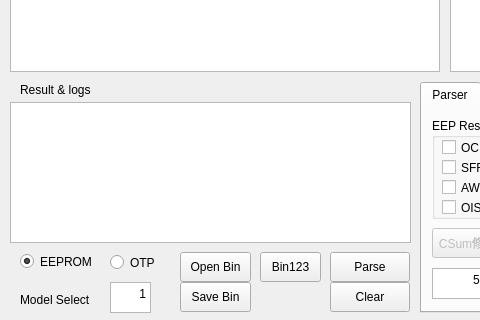
Before: the Qt Designer form Widget6.ui in ybb0001/Widget6, drawn with Qt 5; both pictures show x 0 to 480 and y 448 to 768 of the 889 by 768 pixel window.
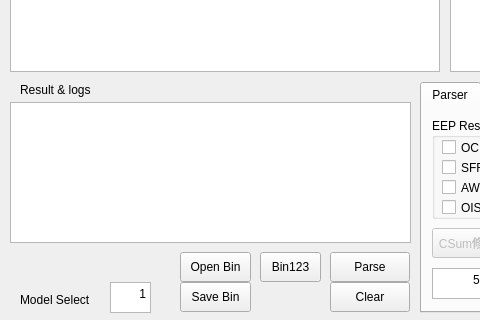
After: the same form once the commit is applied. The open tabs and pages were chosen to show the change.

What changed in the file:
```diff
--- a/Widget6.ui
+++ b/Widget6.ui
@@ -1888,19 +1888,6 @@
     <bool>false</bool>
    </property>
   </widget>
-  <widget class="QRadioButton" name="dataType_OTP">
-   <property name="geometry">
-    <rect>
-     <x>110</x>
-     <y>700</y>
-     <width>81</width>
-     <height>21</height>
-    </rect>
-   </property>
-   <property name="text">
-    <string>OTP</string>
-   </property>
-  </widget>
   <widget class="QLabel" name="label_4">
    <property name="geometry">
     <rect>
@@ -1937,22 +1924,6 @@
 &lt;p align=&quot;right&quot; style=&quot; margin-top:0px; margin-bottom:0px; margin-left:0px; margin-right:0px; -qt-block-indent:0; text-indent:0px;&quot;&gt;1&lt;/p&gt;&lt;/body&gt;&lt;/html&gt;</string>
    </property>
   </widget>
-  <widget class="QRadioButton" name="dataType_EEPROM">
-   <property name="geometry">
-    <rect>
-     <x>20</x>
-     <y>700</y>
-     <width>81</width>
-     <height>19</height>
-    </rect>
-   </property>
-   <property name="text">
-    <string>EEPROM</string>
-   </property>
-   <property name="checked">
-    <bool>true</bool>
-   </property>
-  </widget>
   <widget class="QPushButton" name="pushButton_openBIN">
    <property name="geometry">
     <rect>
```
Left out of the diff: 6 changed lines with no effect on the pictures.
